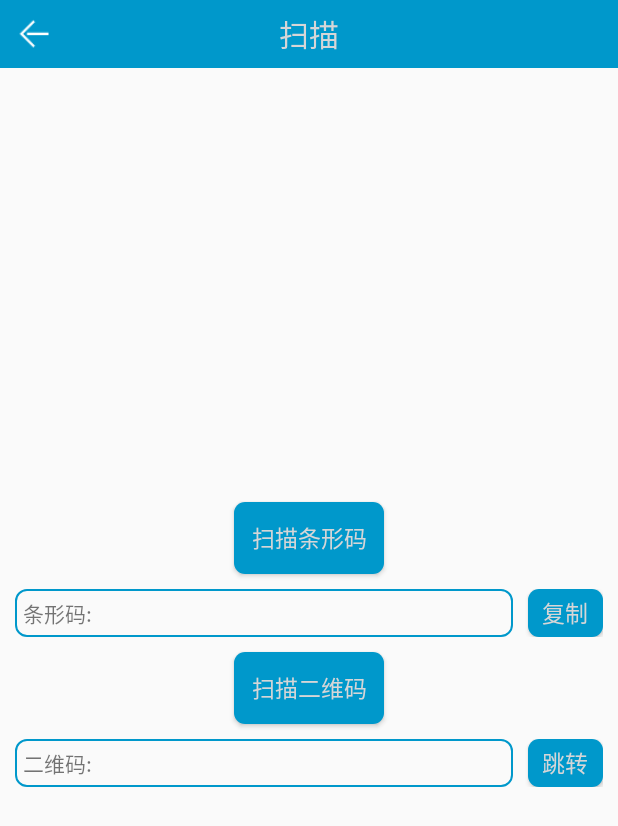
After one commit to qi-ma/QmLife, an Android app: the ScanActivity screen opened directly, with no data from a screen before it, on a phone screen of 412 x 824 dp. The commit adds this screen. Shown: the top 826 px of the screen. Run offline under Robolectric (Android 15) with nearby library versions, the phone set to English and light mode, and no system bars; our stand-ins replace ButterKnife; libraries missing offline, so code that uses them is left out: com.orhanobut.logger; 1 statement that could not run was skipped.

Commit message:
Fifth submission 1.集成zxing扫描 2.自定义扫描界面

```diff
--- /dev/null
+++ b/app/src/main/java/com/qm/qmlife/business/scan/ScanActivity.java
@@ -0,0 +1,106 @@
+package com.qm.qmlife.business.scan;
+
+import android.content.ClipData;
+import android.content.ClipboardManager;
+import android.content.Context;
+import android.content.Intent;
+import android.os.Bundle;
+import android.view.View;
+import android.widget.EditText;
+import android.widget.ImageView;
+import android.widget.TextView;
+
+import com.google.zxing.integration.android.IntentIntegrator;
+import com.google.zxing.integration.android.IntentResult;
+import com.qm.qmlife.R;
+import com.qm.qmlife.base.BaseActivity;
+import com.qm.qmlife.business.technology.TechnologyInfoActivity;
+import com.qm.qmlife.util.ToastUtil;
+import com.qm.qmlife.util.common.Prefs;
+import com.qm.qmlife.util.tool.PrefTool;
+
+import butterknife.BindView;
+import butterknife.ButterKnife;
+import butterknife.OnClick;
+
+public class ScanActivity extends BaseActivity {
+
+    @BindView(R.id.tv_title)TextView tvTitle;
+    @BindView(R.id.iv_break)ImageView ivBreak;
+    @BindView(R.id.et_scan_bar)EditText etScanBar;
+    @BindView(R.id.et_scan_qr)EditText etScanQr;
+    private IntentIntegrator intentIntegratorScan;
+
+
+    @Override
+    protected void onCreate(Bundle savedInstanceState) {
+        super.onCreate(savedInstanceState);
+        setContentView(R.layout.activity_scan);
+        ButterKnife.bind(this);
+        initInclude();
+    }
+
+    private void initInclude() {
+        ivBreak.setVisibility(View.VISIBLE);
+        tvTitle.setText("扫描");
+    }
+    @OnClick({R.id.iv_break,R.id.btn_scan_bar,R.id.btn_scan_qr,R.id.btn_scan_bar_copy,R.id.btn_scan_qr_get})
+    public void onClick(View view){
+        switch (view.getId()){
+            case R.id.iv_break:
+                this.finish();
+                break;
+            case R.id.btn_scan_bar:
+                intentIntegratorScan = new IntentIntegrator(this);
+                intentIntegratorScan.setDesiredBarcodeFormats(IntentIntegrator.ONE_D_CODE_TYPES);
+                intentIntegratorScan.setPrompt("扫描条形码");
+                intentIntegratorScan.setCameraId(0);
+                intentIntegratorScan.setBeepEnabled(true);
+                intentIntegratorScan.setCaptureActivity(CustomCaptureActivity.class);
+                intentIntegratorScan.initiateScan();
+                PrefTool.setString(this,Prefs.SCAN_TYPE,"bar");
+                break;
+            case R.id.btn_scan_qr:
+                intentIntegratorScan = new IntentIntegrator(this);
+                intentIntegratorScan.setDesiredBarcodeFormats(IntentIntegrator.QR_CODE_TYPES);
+                intentIntegratorScan.setPrompt("扫描二维码");
+                intentIntegratorScan.setCameraId(0);
+                intentIntegratorScan.setBeepEnabled(true);
+                intentIntegratorScan.setCaptureActivity(CustomCaptureActivity.class);
+                intentIntegratorScan.initiateScan();
+                PrefTool.setString(this,Prefs.SCAN_TYPE,"qr");
+                break;
+            case R.id.btn_scan_bar_copy:
+                //获取剪贴板管理器：
+                ClipboardManager cm = (ClipboardManager) getSystemService(Context.CLIPBOARD_SERVICE);
+                // 创建普通字符型ClipData
+                ClipData mClipData = ClipData.newPlainText("Label", etScanBar.getText().toString());
+                // 将ClipData内容放到系统剪贴板里。
+                cm.setPrimaryClip(mClipData);
+                break;
+            case R.id.btn_scan_qr_get:
+                Intent intent=new Intent(this, TechnologyInfoActivity.class);
+                intent.putExtra("slug",etScanQr.getText().toString());
+                startActivity(intent);
+                break;
+        }
+    }
+    @Override
+    protected void onActivityResult(int requestCode, int resultCode, Intent data) {
+        IntentResult result = IntentIntegrator.parseActivityResult(requestCode, resultCode, data);
+        if(result != null) {
+            if(result.getContents() == null) {
+//                ToastUtil.showToast(this,"扫码取消！");
+            } else {
+                if ("bar".equals(PrefTool.getString(this,Prefs.SCAN_TYPE,""))){
+                    etScanBar.setText(result.getContents().trim());
+                }else {
+                    etScanQr.setText(result.getContents().trim());
+                }
+//                ToastUtil.showToast(this, "扫描成功，条码值: " + result.getContents());
+            }
+        } else {
+            super.onActivityResult(requestCode, resultCode, data);
+        }
+    }
+}
--- a/app/src/main/java/com/qm/qmlife/util/common/Prefs.java
+++ b/app/src/main/java/com/qm/qmlife/util/common/Prefs.java
@@ -10,4 +10,5 @@ public class Prefs {
     public static final String USER_IMGURL = "user_imgurl";// 用户头像地址
 
     public static final String MEET_DATE = "meet_date";// 相遇时间
+    public static final String SCAN_TYPE = "scan_type";// 相遇时间
 }
--- /dev/null
+++ b/app/src/main/res/layout/activity_scan.xml
@@ -0,0 +1,114 @@
+<?xml version="1.0" encoding="utf-8"?>
+<LinearLayout xmlns:android="http://schemas.android.com/apk/res/android"
+    xmlns:app="http://schemas.android.com/apk/res-auto"
+    xmlns:tools="http://schemas.android.com/tools"
+    android:layout_width="match_parent"
+    android:layout_height="match_parent"
+    android:orientation="vertical"
+    tools:context="com.qm.qmlife.business.scan.ScanActivity">
+    <include layout="@layout/title_include"/>
+
+    <View
+        android:layout_weight="1"
+        android:layout_width="wrap_content"
+        android:layout_height="0dp"/>
+    <Button
+        android:textSize="15sp"
+        android:id="@+id/btn_scan_bar"
+        android:textColor="@color/white"
+        android:background="@drawable/btn_user_login_back"
+        android:text="扫描条形码"
+        android:layout_gravity="center"
+        android:layout_width="100sp"
+        android:layout_height="wrap_content" />
+    <LinearLayout
+        android:layout_margin="10dp"
+
+        android:layout_gravity="center"
+        android:layout_width="match_parent"
+        android:layout_height="wrap_content">
+        <LinearLayout
+            android:layout_weight="1"
+            android:background="@drawable/btn_user_register_back"
+            android:layout_gravity="center"
+            android:layout_width="0dp"
+            android:layout_height="wrap_content" >
+            <TextView
+                android:layout_margin="5dp"
+                android:text="条形码:"
+                android:layout_width="wrap_content"
+                android:layout_height="wrap_content" />
+            <EditText
+                android:maxLines="5"
+                android:id="@+id/et_scan_bar"
+                android:textSize="15sp"
+                android:background="@null"
+                android:layout_margin="5dp"
+                android:text=""
+                android:layout_width="match_parent"
+                android:layout_height="wrap_content" />
+        </LinearLayout>
+        <Button
+            android:id="@+id/btn_scan_bar_copy"
+            android:layout_marginLeft="10dp"
+            android:textSize="15sp"
+            android:textColor="@color/white"
+            android:background="@drawable/btn_user_login_back"
+            android:text="复制"
+            android:layout_width="50dp"
+            android:layout_height="match_parent" />
+    </LinearLayout>
+
+
+    <Button
+        android:textSize="15sp"
+        android:id="@+id/btn_scan_qr"
+
+        android:textColor="@color/white"
+        android:background="@drawable/btn_user_login_back"
+        android:text="扫描二维码"
+        android:layout_gravity="center"
+        android:layout_width="100sp"
+        android:layout_height="wrap_content" />
+    <LinearLayout
+        android:layout_margin="10dp"
+        android:layout_gravity="center"
+        android:layout_width="match_parent"
+        android:layout_height="wrap_content">
+        <LinearLayout
+            android:layout_weight="1"
+            android:background="@drawable/btn_user_register_back"
+            android:layout_gravity="center"
+            android:layout_width="0dp"
+            android:layout_height="wrap_content" >
+            <TextView
+                android:layout_margin="5dp"
+                android:text="二维码:"
+                android:layout_width="wrap_content"
+                android:layout_height="wrap_content" />
+            <EditText
+                android:maxLines="5"
+                android:id="@+id/et_scan_qr"
+                android:textSize="15sp"
+                android:background="@null"
+                android:layout_margin="5dp"
+                android:text=""
+                android:layout_width="match_parent"
+                android:layout_height="wrap_content" />
+        </LinearLayout>
+        <Button
+            android:id="@+id/btn_scan_qr_get"
+            android:layout_marginLeft="10dp"
+            android:textSize="15sp"
+            android:textColor="@color/white"
+            android:background="@drawable/btn_user_login_back"
+            android:text="跳转"
+            android:layout_width="50dp"
+            android:layout_height="match_parent" />
+    </LinearLayout>
+    <View
+        android:layout_weight="1"
+        android:layout_width="wrap_content"
+        android:layout_height="0dp"/>
+
+</LinearLayout>
--- a/app/src/main/res/menu/drawer_view.xml
+++ b/app/src/main/res/menu/drawer_view.xml
@@ -20,6 +20,10 @@
                     android:title="设置"
                     />
                 <item
+                    android:icon="@drawable/scan"
+                    android:title="扫描"
+                    />
+                <item
                     android:icon="@drawable/app_update"
                     android:title="检查更新"
                     />
```
Also changed, not shown: app/build.gradle (+13 -6 lines), app/src/main/AndroidManifest.xml (+23 -1 lines), app/src/main/java/com/qm/qmlife/business/MenuActivity.java (+16 -18 lines), app/src/main/java/com/qm/qmlife/business/scan/CustomCaptureActivity.java (added, +80 -0 lines), app/src/main/java/com/qm/qmlife/custom/CustomViewfinderView.java (added, +172 -0 lines), app/src/main/res/layout/activity_custom_capture.xml (added, +17 -0 lines), app/src/main/res/layout/custom_barcode_scanner.xml (added, +21 -0 lines), app/src/main/res/drawable-hdpi/scan.png (added), 1 other file.
